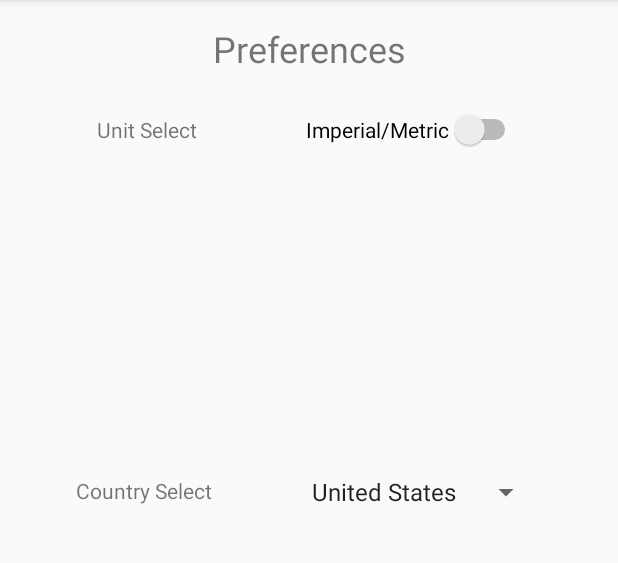
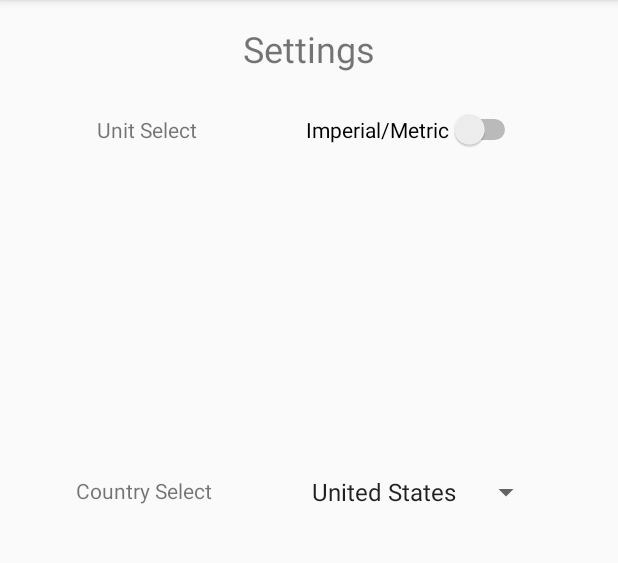
Before and after one commit to SCCapstone/DBK, an Android app: the NavigationActivity screen opened directly, with no data from a screen before it, in the side drawer, after a tap on "Settings", on a phone screen of 412 x 824 dp, the part 84-647 px from its top. Run offline under Robolectric (Android 15) with nearby library versions, the phone set to English and light mode, and no system bars; our stand-ins replace Room's generated code; libraries missing offline, so code that uses them is left out: javax.measure.quantity, javax.measure.unit, org.jscience.physics; 6 statements that could not run were skipped.

Commit message:
added nav drawer icons

```diff
--- /dev/null
+++ b/app/src/main/res/drawable/ic_info_black_24dp.xml
@@ -0,0 +1,9 @@
+<vector xmlns:android="http://schemas.android.com/apk/res/android"
+        android:width="24dp"
+        android:height="24dp"
+        android:viewportWidth="24.0"
+        android:viewportHeight="24.0">
+    <path
+        android:fillColor="#FF000000"
+        android:pathData="M12,2C6.48,2 2,6.48 2,12s4.48,10 10,10 10,-4.48 10,-10S17.52,2 12,2zM13,17h-2v-6h2v6zM13,9h-2L11,7h2v2z"/>
+</vector>
--- /dev/null
+++ b/app/src/main/res/drawable/ic_settings_black_24dp.xml
@@ -0,0 +1,9 @@
+<vector xmlns:android="http://schemas.android.com/apk/res/android"
+        android:width="24dp"
+        android:height="24dp"
+        android:viewportWidth="24.0"
+        android:viewportHeight="24.0">
+    <path
+        android:fillColor="#FF000000"
+        android:pathData="M19.43,12.98c0.04,-0.32 0.07,-0.64 0.07,-0.98s-0.03,-0.66 -0.07,-0.98l2.11,-1.65c0.19,-0.15 0.24,-0.42 0.12,-0.64l-2,-3.46c-0.12,-0.22 -0.39,-0.3 -0.61,-0.22l-2.49,1c-0.52,-0.4 -1.08,-0.73 -1.69,-0.98l-0.38,-2.65C14.46,2.18 14.25,2 14,2h-4c-0.25,0 -0.46,0.18 -0.49,0.42l-0.38,2.65c-0.61,0.25 -1.17,0.59 -1.69,0.98l-2.49,-1c-0.23,-0.09 -0.49,0 -0.61,0.22l-2,3.46c-0.13,0.22 -0.07,0.49 0.12,0.64l2.11,1.65c-0.04,0.32 -0.07,0.65 -0.07,0.98s0.03,0.66 0.07,0.98l-2.11,1.65c-0.19,0.15 -0.24,0.42 -0.12,0.64l2,3.46c0.12,0.22 0.39,0.3 0.61,0.22l2.49,-1c0.52,0.4 1.08,0.73 1.69,0.98l0.38,2.65c0.03,0.24 0.24,0.42 0.49,0.42h4c0.25,0 0.46,-0.18 0.49,-0.42l0.38,-2.65c0.61,-0.25 1.17,-0.59 1.69,-0.98l2.49,1c0.23,0.09 0.49,0 0.61,-0.22l2,-3.46c0.12,-0.22 0.07,-0.49 -0.12,-0.64l-2.11,-1.65zM12,15.5c-1.93,0 -3.5,-1.57 -3.5,-3.5s1.57,-3.5 3.5,-3.5 3.5,1.57 3.5,3.5 -1.57,3.5 -3.5,3.5z"/>
+</vector>
--- a/app/src/main/res/menu/activity_navigation_drawer.xml
+++ b/app/src/main/res/menu/activity_navigation_drawer.xml
@@ -8,9 +8,11 @@
         android:id="@+id/group_settings">
         <item
             android:id="@+id/nav_about"
+            android:icon="@drawable/ic_info_black_24dp"
             android:title="@string/action_about" />
         <item
             android:id="@+id/nav_settings"
+            android:icon="@drawable/ic_settings_black_24dp"
             android:title="@string/action_settings" />
     </group>
 
--- a/app/src/main/res/values/strings.xml
+++ b/app/src/main/res/values/strings.xml
@@ -25,7 +25,7 @@
     <string name="humidity">Relative Humidity</string>
 
     <!-- Settings View -->
-    <string name="preferences_title">Preferences</string>
+    <string name="preferences_title">Settings</string>
     <string name="unit_selected">Imperial/Metric</string>
     <string name="unit_selected_title">Unit Select</string>
     <string name="country_selected_title">Country Select</string>
```
Also changed, not shown: app/src/main/java/edu/sc/dbkdrymatic/CSV.java (+5 -4 lines).
